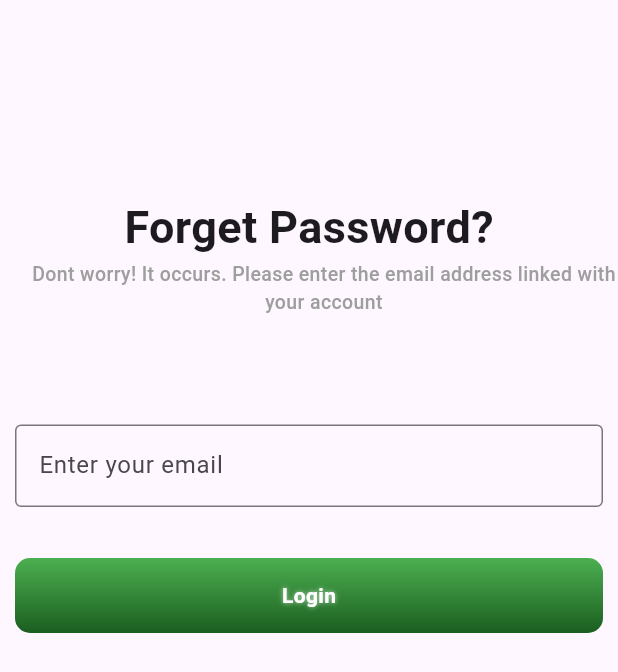
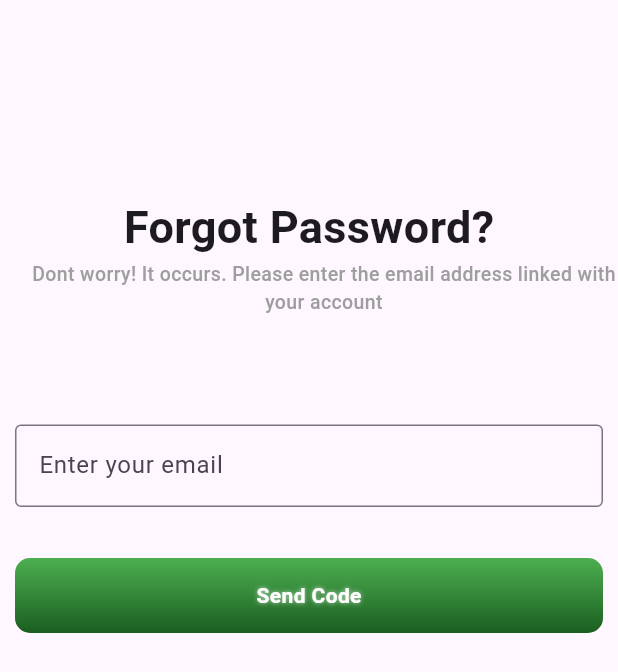
Before and after one commit to zulfiqaralihunzai05/islamic_app, a Flutter app: the ForgetPasswordScreen screen opened directly, on a phone screen of 412 x 824 dp. Shown: the top 672 px of the screen. Run offline on Flutter 3.47's test engine with Material 3 defaults, Android fonts, the light colour scheme and no system bars.

```diff
--- a/lib/presentation/screen/Auth/View/forget_password_screen.dart
+++ b/lib/presentation/screen/Auth/View/forget_password_screen.dart
@@ -18,7 +18,7 @@ class ForgetPasswordScreen extends StatelessWidget {
         children: [
         SizedBox(height: 130,),
       titletext(
-        text: "Forget Password?",
+        text: "Forgot Password?",
       ),
       Padding(
         padding: const EdgeInsets.only(left: 20),
@@ -36,7 +36,7 @@ class ForgetPasswordScreen extends StatelessWidget {
         SizedBox(
           width: double.infinity,
           child: button1(
-            textLabel: 'Login', onTap: () {
+            textLabel: 'Send Code', onTap: () {
             Navigator.push(
               context,
               MaterialPageRoute(builder: (context) => const CodeScreen()),
```
